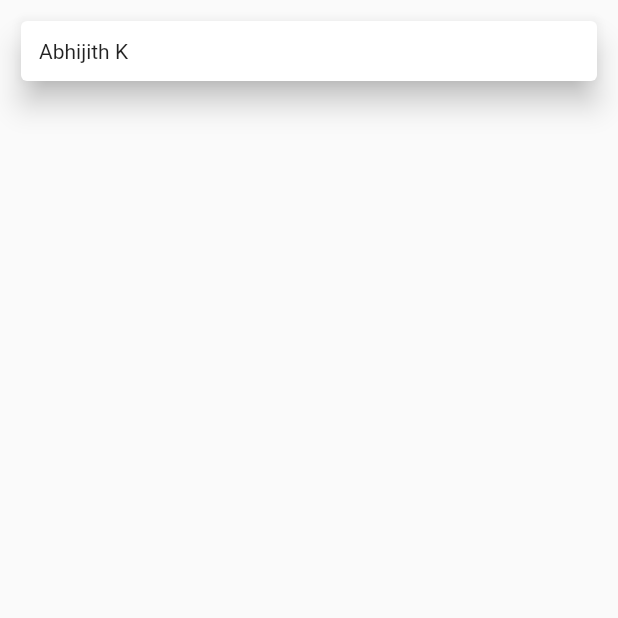
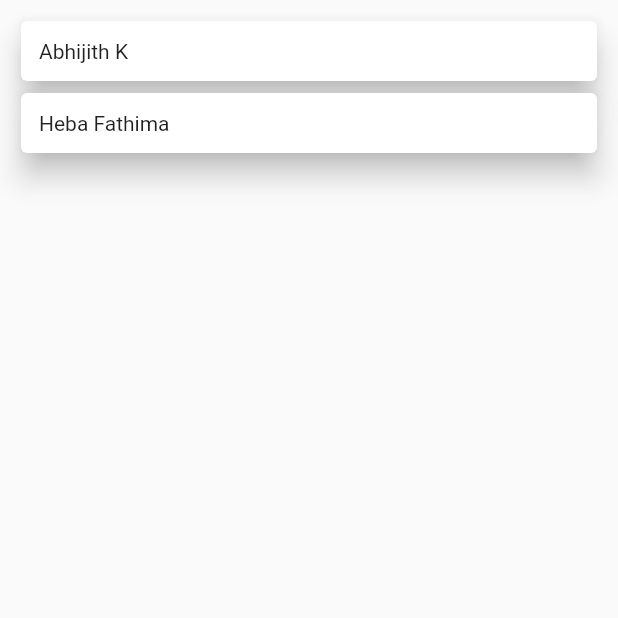
Before and after one commit to AbhijithKonnayil/flutter-bloc-demo, a Flutter app: the screen it shows after launch, on a phone screen of 412 x 824 dp, the top half of it. Run offline on Flutter 3.47's test engine with Material 2 defaults, Android fonts, the phone set to English and light mode, and no system bars; our stand-ins replace bloc, flutter_bloc.

Commit message:
added heba.bloc

```diff
--- /dev/null
+++ b/lib/heba_bloc/heba_bloc.dart
@@ -0,0 +1,25 @@
+import 'dart:async';
+
+import 'package:bloc/bloc.dart';
+import 'package:demo/abhi_bloc/abhi_bloc.dart';
+import 'package:meta/meta.dart';
+
+part 'heba_event.dart';
+part 'heba_state.dart';
+
+class HebaBloc extends Bloc<HebaEvent, HebaState> {
+  HebaBloc() : super(HebaInitial());
+
+  @override
+  Stream<HebaState> mapEventToState(
+    HebaEvent event,
+  ) async* {
+    // TODO: implement mapEventToState
+    if (event is HebaEmailButtonClickedEvent)
+      yield HebaEmailLoadState();
+    else if (event is HebaPhoneButtonClickedEvent)
+      yield HebaPhoneLoadState();
+    else if (event is HebaBackButtonClickedEvent)
+      yield HebaInitial();
+  }
+}
--- /dev/null
+++ b/lib/heba_bloc/heba_event.dart
@@ -0,0 +1,7 @@
+part of 'heba_bloc.dart';
+
+@immutable
+abstract class HebaEvent {}
+class HebaEmailButtonClickedEvent extends HebaEvent{}
+class HebaPhoneButtonClickedEvent extends HebaEvent{}
+class HebaBackButtonClickedEvent extends HebaEvent{}
--- /dev/null
+++ b/lib/heba_bloc/heba_state.dart
@@ -0,0 +1,8 @@
+part of 'heba_bloc.dart';
+
+@immutable
+abstract class HebaState {}
+
+class HebaInitial extends HebaState {}
+class HebaEmailLoadState extends HebaState {}
+class HebaPhoneLoadState extends HebaState {}
--- a/lib/home_page.dart
+++ b/lib/home_page.dart
@@ -1,5 +1,6 @@
 import 'package:demo/home_bloc/home_bloc.dart';
 import 'package:demo/pages/abhi_page.dart';
+import 'package:demo/pages/heba_page.dart';
 import 'package:flutter/material.dart';
 import 'package:flutter_bloc/flutter_bloc.dart';
 
@@ -52,6 +53,19 @@ class _HomePageState extends State<HomePage> {
                 child: Text("Abhijith K"),
               ),
             ),
+          ),
+          GestureDetector(
+            onTap: () {
+              Navigator.push(
+                  context, MaterialPageRoute(builder: (p) => HebaPage()));
+            },
+            child: Card(
+              elevation: 8,
+              child: Padding(
+                padding: const EdgeInsets.all(12),
+                child: Text("Heba Fathima"),
+              ),
+            ),
           )
         ],
       ),
--- a/lib/main.dart
+++ b/lib/main.dart
@@ -2,9 +2,12 @@ import 'package:demo/abhi_bloc/abhi_bloc.dart';
 import 'package:demo/home_bloc/home_bloc.dart';
 import 'package:demo/home_page.dart';
 import 'package:demo/pages/abhi_page.dart';
+import 'package:demo/pages/heba_page.dart';
 import 'package:flutter/material.dart';
 import 'package:flutter_bloc/flutter_bloc.dart';
 import 'package:http/http.dart' as http;
+
+import 'heba_bloc/heba_bloc.dart';
 
 void main() {
   runApp(MyApp());
@@ -24,10 +27,13 @@ class MyApp extends StatelessWidget {
           providers: [
             BlocProvider<HomeBloc>(
                 create: (BuildContext context) => HomeBloc()),
-            BlocProvider<AbhiBloc>(create: (BuildContext context) => AbhiBloc())
+            BlocProvider<AbhiBloc>(create: (BuildContext context) => AbhiBloc()),
+            BlocProvider<HebaBloc>(create: (BuildContext context) => HebaBloc())
           ],
-          child: PageView(
-            children: [HomePage(), AbhiPage()],
+          child: SafeArea(
+            child: PageView(
+              children: [HomePage(), AbhiPage(),HebaPage()],
+            ),
           )),
     );
   }
```
Also changed, not shown: lib/pages/heba_page.dart (added, +65 -0 lines), lib/home_bloc/home_event.dart (line endings or trailing spaces).
